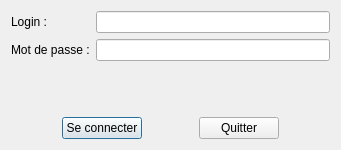
This is dialogconnexion.ui in LouisVraie/circuitsCourtsBackOffice as Qt 5 draws it before an edit. The edited form follows.
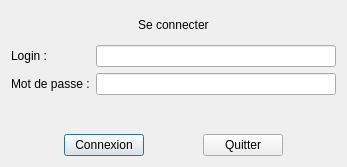
This is the edited form. Icons and pictures are not drawn.

Patch:
```diff
--- a/dialogconnexion.ui
+++ b/dialogconnexion.ui
@@ -6,16 +6,51 @@
    <rect>
     <x>0</x>
     <y>0</y>
-    <width>341</width>
-    <height>150</height>
+    <width>347</width>
+    <height>167</height>
    </rect>
   </property>
   <property name="windowTitle">
    <string>CircuitsCourtsBackOffice - Connexion</string>
   </property>
-  <layout class="QVBoxLayout" name="verticalLayout_2">
-   <item>
     <layout class="QVBoxLayout" name="verticalLayout">
+   <item>
+    <layout class="QHBoxLayout" name="horizontalLayout_2">
+     <item>
+      <spacer name="horizontalSpacer_4">
+       <property name="orientation">
+        <enum>Qt::Horizontal</enum>
+       </property>
+       <property name="sizeHint" stdset="0">
+        <size>
+         <width>40</width>
+         <height>20</height>
+        </size>
+       </property>
+      </spacer>
+     </item>
+     <item>
+      <widget class="QLabel" name="label_3">
+       <property name="text">
+        <string>Se connecter</string>
+       </property>
+      </widget>
+     </item>
+     <item>
+      <spacer name="horizontalSpacer_5">
+       <property name="orientation">
+        <enum>Qt::Horizontal</enum>
+       </property>
+       <property name="sizeHint" stdset="0">
+        <size>
+         <width>40</width>
+         <height>20</height>
+        </size>
+       </property>
+      </spacer>
+     </item>
+    </layout>
+   </item>
      <item>
       <layout class="QFormLayout" name="formLayout">
        <item row="0" column="0">
@@ -72,7 +107,11 @@
        <item>
         <widget class="QPushButton" name="pushButtonConnexion">
          <property name="text">
-          <string>Se connecter</string>
+        <string>Connexion</string>
+       </property>
+       <property name="icon">
+        <iconset resource="resources.qrc">
+         <normaloff>:/images/images/login-variant.png</normaloff>:/images/images/login-variant.png</iconset>
          </property>
         </widget>
        </item>
@@ -112,8 +151,6 @@
       </layout>
      </item>
     </layout>
-   </item>
-  </layout>
  </widget>
  <resources/>
  <connections/>
```
Left out of the diff: 11 changed lines with no effect on the pictures. Lines whose indentation alone changed are shown as unchanged.
